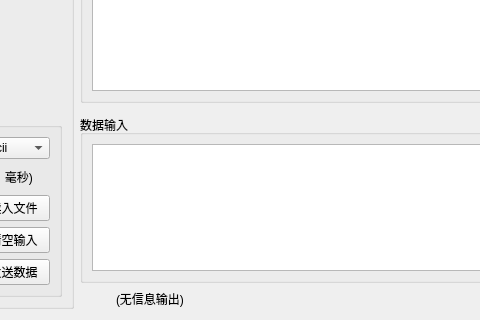
x-tools-author/x-tools, file src/TabPage/SAKIODeviceWidget.ui: the form before one commit; both pictures show x 137 to 617 and y 290 to 610 of the 972 by 610 pixel window.
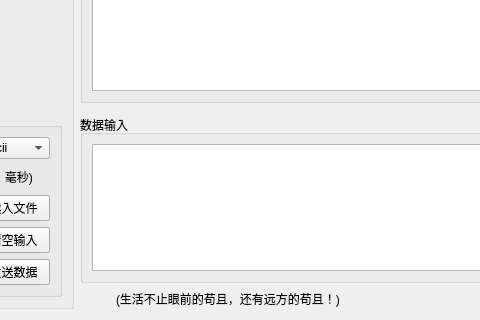
The form after the commit.

Commit message: 修改默认提示信息

The edit to the form file:
```diff
--- a/src/TabPage/SAKIODeviceWidget.ui
+++ b/src/TabPage/SAKIODeviceWidget.ui
@@ -657,7 +657,7 @@
       <item>
        <widget class="QLabel" name="labelOutput">
         <property name="text">
-         <string>(无信息输出)</string>
+         <string>(生活不止眼前的苟且，还有远方的苟且！)</string>
         </property>
        </widget>
       </item>
```
